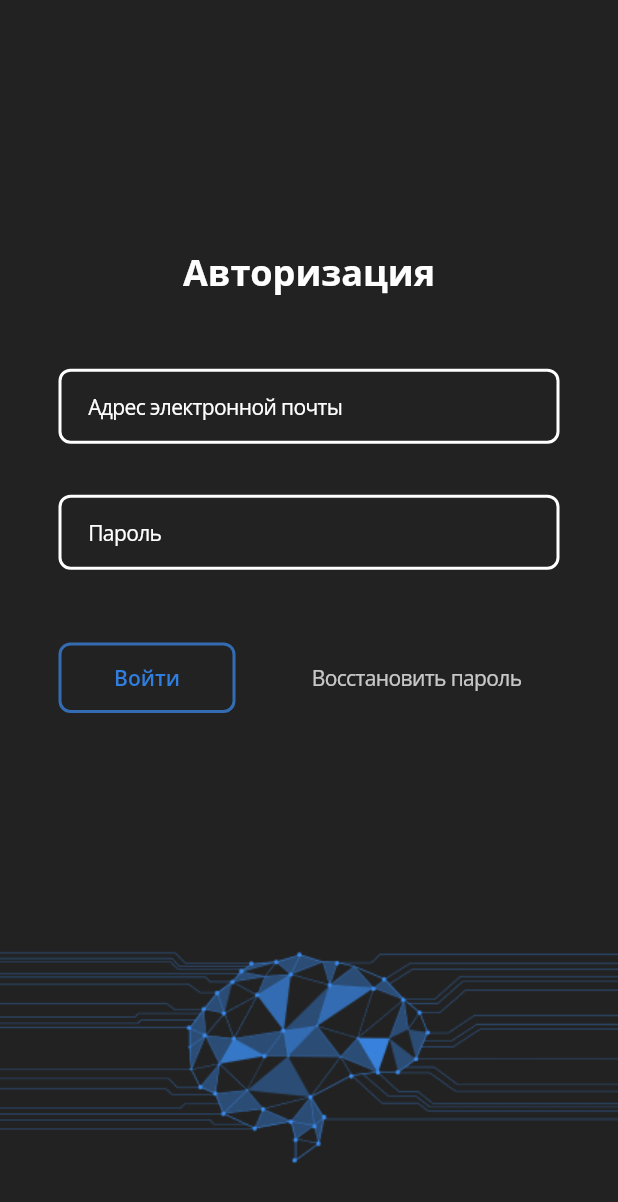
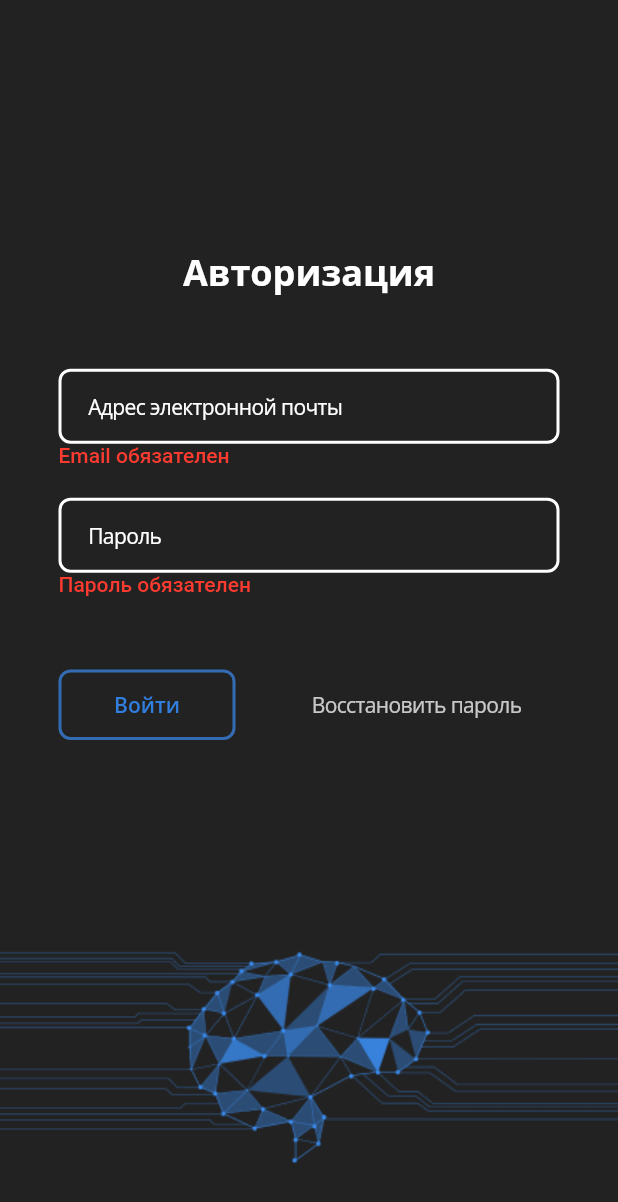
Before and after one commit to IrinaKhandogiy/neural_project, a Flutter app: the screen it shows after launch, after a tap on "Войти", on a phone screen of 412 x 824 dp. Shown: the top 1202 px of the screen. Run offline on Flutter 3.47's test engine with Material 2 defaults, Android fonts, the light colour scheme and no system bars; our stand-ins replace firebase_auth, firebase_core, google_fonts, shared_preferences; accounts and stored records are empty; project files that could hold a hidden picture were left out.

Commit message:
Валидация ошибок во время авторизации

```diff
--- a/lib/main.dart
+++ b/lib/main.dart
@@ -63,6 +63,11 @@ class _MyHomePageState extends State<MyHomePage> {
 
   final emailController = TextEditingController();
   final passwordController = TextEditingController();
+  bool isEmailValid = true;
+  String emailError = "";
+  bool isPasswordValid = true;
+  String passwordError = "";
+
 
   @override
   void dispose() {
@@ -77,6 +82,22 @@ class _MyHomePageState extends State<MyHomePage> {
   }
 
   signIn() async {
+    isPasswordValid = true;
+    isEmailValid = true;
+    if(passwordController.text.isEmpty) {
+      isPasswordValid = false;
+      passwordError = "Пароль обязателен";
+    }
+    if(emailController.text.isEmpty) {
+      isEmailValid = false;
+      emailError = "Email обязателен";
+    }
+    if(!isEmailValid || !isPasswordValid) {
+      setState(() {
+      });
+      return;
+    }
+
     try {
       UserCredential userCredential = await FirebaseAuth.instance.signInWithEmailAndPassword(
           email: emailController.text,
@@ -90,16 +111,22 @@ class _MyHomePageState extends State<MyHomePage> {
       }
       final prefs = await SharedPreferences.getInstance();
       prefs.setString('uid', uid);
-
       await prefs.setInt('counter', 10);
     } on FirebaseAuthException catch (e) {
       print(e);
       if (e.code == 'user-not-found') {
-        print('No user found for that email.');
+        emailError = "Пользователя не существует";
+        isEmailValid = false;
       } else if (e.code == 'wrong-password') {
-        print('Wrong password provided for that user.');
+        passwordError = "Неверный пароль";
+        isPasswordValid = false;
+      } else if (e.code == 'invalid-email') {
+        emailError="Неверный формат email";
+        isEmailValid = false;
       }
     }
+    setState(() {
+    });
   }
 
   @override
@@ -123,15 +150,14 @@ class _MyHomePageState extends State<MyHomePage> {
               'Авторизация',
               style: GoogleFonts.openSans(fontSize: 24, fontWeight: FontWeight.w700, color: Colors.white)
             ),
-            Container(
-              margin: const EdgeInsets.only(top: 48),
+            CupertinoFormRow(
+              padding: const EdgeInsets.only(top: 48),
               child: CupertinoTextField(
                 textInputAction: TextInputAction.next,
-                restorationId: 'email_address_text_field',
                 controller: emailController,
                 padding: const EdgeInsets.only(top: 14, bottom: 13, left: 18),
                 placeholder: 'Адрес электронной почты',
-                clearButtonMode: OverlayVisibilityMode.editing,
+                  clearButtonMode: OverlayVisibilityMode.editing,
                 autocorrect: false,
                   decoration: const BoxDecoration(
                     color:  Color(0xFF222222),
@@ -144,11 +170,12 @@ class _MyHomePageState extends State<MyHomePage> {
                     borderRadius: BorderRadius.all(Radius.circular(8))
                   ),
                   style: GoogleFonts.openSans(fontSize: 14, fontWeight: FontWeight.w400, color: Colors.white),
-                  placeholderStyle: GoogleFonts.openSans(fontSize: 14, fontWeight: FontWeight.w400, color: Colors.white),
+                  placeholderStyle: GoogleFonts.openSans(fontSize: 14, fontWeight: FontWeight.w400, color: Colors.white)
               ),
+              error: Text(isEmailValid? "": emailError),
             ),
-            Container(
-              margin: const EdgeInsets.only(top: 34),
+            CupertinoFormRow(
+              padding: const EdgeInsets.only(top: 20),
               child: CupertinoTextField(
                 textInputAction: TextInputAction.next,
                 restorationId: 'login_password_text_field',
@@ -171,6 +198,7 @@ class _MyHomePageState extends State<MyHomePage> {
                 style: GoogleFonts.openSans(fontSize: 14, fontWeight: FontWeight.w400, color: Colors.white),
                 placeholderStyle: GoogleFonts.openSans(fontSize: 14, fontWeight: FontWeight.w400, color: Colors.white),
               ),
+              error: Text(isPasswordValid? "": passwordError),
             ),
             Container(
               margin: const EdgeInsets.only(top: 48),
@@ -183,7 +211,7 @@ class _MyHomePageState extends State<MyHomePage> {
                       child: OutlineButton(
                       onPressed: () => {signIn()},
                       shape: const RoundedRectangleBorder(borderRadius: BorderRadius.all(Radius.circular(8))),
-                    child: Text(
+                      child: Text(
                       "Войти",
                       style: GoogleFonts.openSans(fontSize: 14, fontWeight: FontWeight.w600, color: const Color(0xFF307EDE)),
                     ),
```
